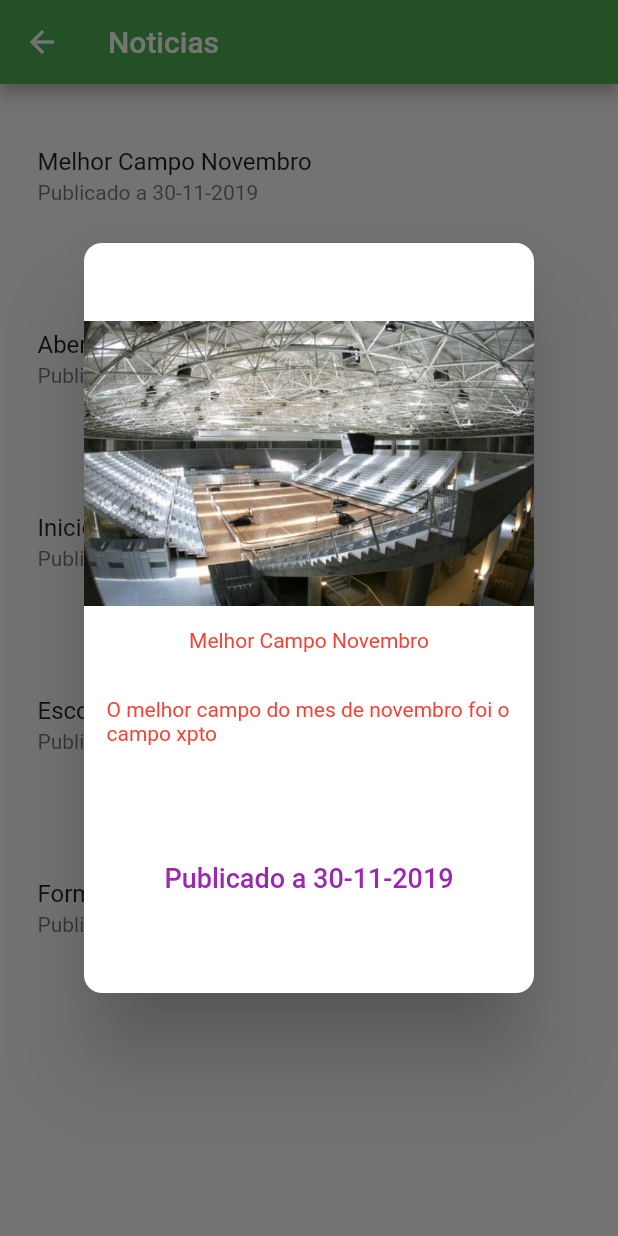
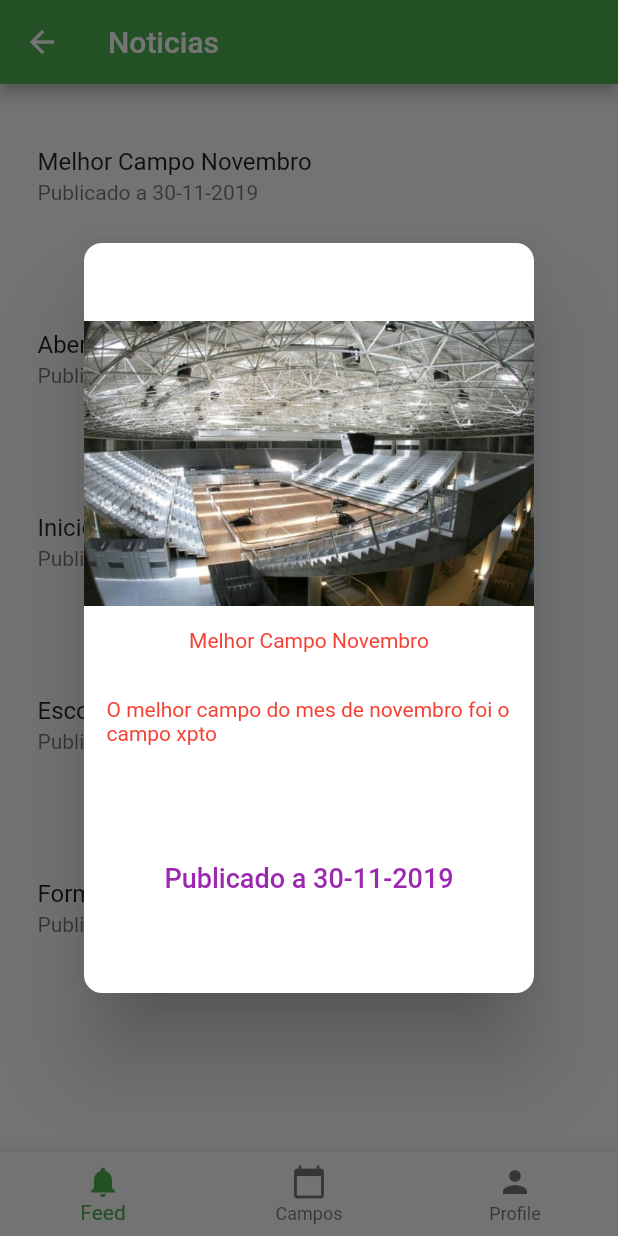
Before and after one commit to Fonseca2570/TEN, a Flutter app: the feed screen opened directly, after a tap on "Melhor Campo Novembro", on a phone screen of 412 x 824 dp. Run offline on Flutter 3.47's test engine with Material 2 defaults, Android fonts, the phone set to English and light mode, and no system bars; our stand-ins replace firebase_auth; accounts and stored records are empty.

Commit message:
Update feed.dart

```diff
--- a/futmm/lib/Pages/Setup/feed.dart
+++ b/futmm/lib/Pages/Setup/feed.dart
@@ -1,4 +1,5 @@
 import 'package:flutter/material.dart';
+import 'package:futmm/Pages/Setup/signIn.dart';
 
 class feed extends StatefulWidget {
   @override
@@ -46,8 +47,10 @@ Dialog showalert(String title, String texto, String data) {
   return errorDialog;
 }
 
+
+
 class _feedState extends State<feed> {
-
+  int _currentIndex = 0;
   final news = ['Melhor Campo Novembro', 'Abertura da Aplicação', 'Inicio do desenvolvimento','Escolha do Tema', 'Formação do Grupo'];
   final datas = ['Publicado a 30-11-2019','Publicado a 30-12-2019','Publicado a 30-01-2019','Publicado a 30-02-2019','Publicado a 30-03-2019'];
   final noticias = ["O melhor campo do mes de novembro foi o campo xpto",'A partir do dia de hoje a nossa aplicação passou a estar funcional com acesso beta para ser utilizado pelos nosso utilizadores','Começamo hoje a criação da aplicação a mesma está a ser desenvolvida em flutter','O nosso tema é a criação de uma aplicação hibrida que permite fazer Matchmaking de jogos de futebol com amigos ou desconhecidos','Foi formado o nosso grupo para a cadeira de Ten Composta pelos alunos: João Fonseca, Ivo Ferreira, Carlos, Hugo Silva, Bruno, Hugo Alves, Nuno Bandeira'];
@@ -64,19 +67,38 @@ class _feedState extends State<feed> {
             title: Text(news[index]),
             subtitle: Text(datas[index]),
             contentPadding: EdgeInsets.all(25.0),
-            onTap: () async {/*
-              showDialog(context: context, child:
-                new AlertDialog(
-                  title: new Text(news[index]),
-                  content: new Text(noticias[index]),
-
-                )
-              );*/
+            onTap: () async {
               showDialog(context: context, builder: (BuildContext context) => showalert(news[index], noticias[index], datas[index]));
             },
           );
 
         }),
+      // Navegaçao
+      bottomNavigationBar: BottomNavigationBar(
+        currentIndex: 0, // this will be set when a new tab is tapped
+        onTap: (index){
+          if(index == 0){
+            Navigator.push(context, MaterialPageRoute(builder: (context) => feed()));
+          }
+          else{
+            Navigator.push(context, MaterialPageRoute(builder: (context) => LoginPage(), fullscreenDialog: true));
+          }
+        },
+        items: [
+          BottomNavigationBarItem(
+            icon: new Icon(Icons.notifications),
+            title: new Text('Feed'),
+          ),
+          BottomNavigationBarItem(
+            icon: new Icon(Icons.calendar_today),
+            title: new Text('Campos'),
+          ),
+          BottomNavigationBarItem(
+              icon: Icon(Icons.person),
+              title: Text('Profile')
+          )
+        ],
+      ),
     );
   }
 }
```
